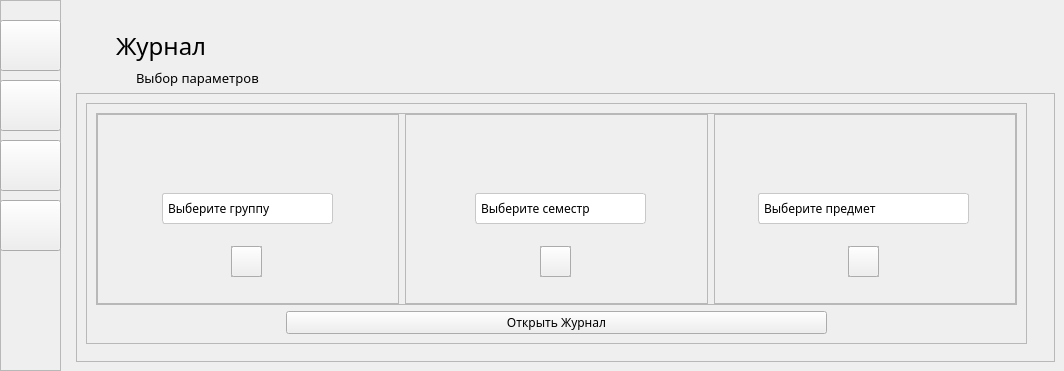
This is gui/ui/main_window.ui in frrusi/portal-parser as Qt 5 draws it before an edit. The edited form follows.
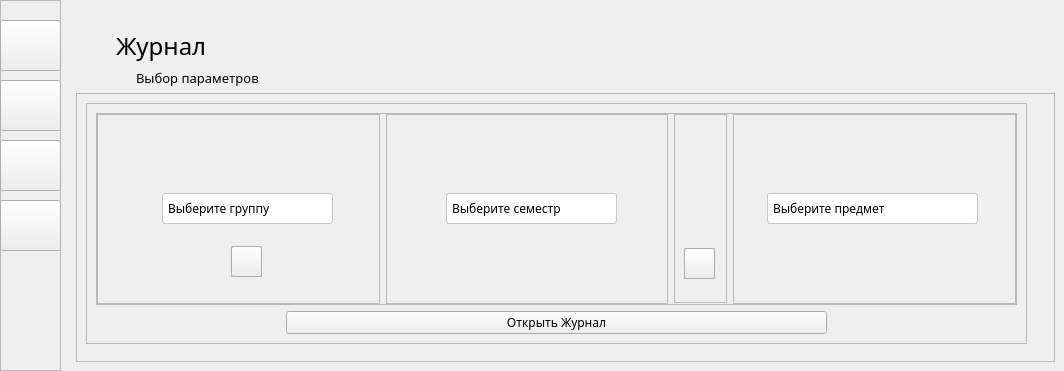
This is the edited form. The open tabs and pages were chosen to show the change. Icons and pictures are not drawn.

Commit message: Исправление макета

What changed in the file:
```diff
--- a/gui/ui/main_window.ui
+++ b/gui/ui/main_window.ui
@@ -1388,7 +1388,7 @@
                     <item>
                      <layout class="QVBoxLayout" name="verticalLayout_35">
                       <property name="leftMargin">
-                       <number>125</number>
+                       <number>115</number>
                       </property>
                       <item>
                        <widget class="QLabel" name="semester_icon">
@@ -1433,7 +1433,7 @@
                     <item>
                      <layout class="QVBoxLayout" name="verticalLayout_36">
                       <property name="leftMargin">
-                       <number>60</number>
+                       <number>50</number>
                       </property>
                       <item>
                        <widget class="QComboBox" name="semester_choice">
@@ -1470,9 +1470,65 @@
                      </layout>
                     </item>
                     <item>
+                     <spacer name="verticalSpacer_8">
+                      <property name="orientation">
+                       <enum>Qt::Vertical</enum>
+                      </property>
+                      <property name="sizeType">
+                       <enum>QSizePolicy::Fixed</enum>
+                      </property>
+                      <property name="sizeHint" stdset="0">
+                       <size>
+                        <width>53</width>
+                        <height>53</height>
+                       </size>
+                      </property>
+                     </spacer>
+                    </item>
+                   </layout>
+                  </widget>
+                 </item>
+                 <item>
+                  <widget class="QFrame" name="frame_14">
+                   <property name="minimumSize">
+                    <size>
+                     <width>53</width>
+                     <height>160</height>
+                    </size>
+                   </property>
+                   <property name="maximumSize">
+                    <size>
+                     <width>53</width>
+                     <height>189</height>
+                    </size>
+                   </property>
+                   <property name="frameShape">
+                    <enum>QFrame::StyledPanel</enum>
+                   </property>
+                   <property name="frameShadow">
+                    <enum>QFrame::Raised</enum>
+                   </property>
+                   <layout class="QVBoxLayout" name="verticalLayout_33">
+                    <item>
+                     <spacer name="verticalSpacer_7">
+                      <property name="orientation">
+                       <enum>Qt::Vertical</enum>
+                      </property>
+                      <property name="sizeType">
+                       <enum>QSizePolicy::Fixed</enum>
+                      </property>
+                      <property name="sizeHint" stdset="0">
+                       <size>
+                        <width>30</width>
+                        <height>110</height>
+                       </size>
+                      </property>
+                     </spacer>
+                    </item>
+                    <item>
                      <layout class="QVBoxLayout" name="verticalLayout_37">
                       <property name="leftMargin">
-                       <number>125</number>
+                       <number>0</number>
                       </property>
                       <item>
                        <widget class="QFrame" name="semester_sync_frame">
@@ -1572,7 +1628,7 @@
                     <item>
                      <layout class="QVBoxLayout" name="verticalLayout_31">
                       <property name="leftMargin">
-                       <number>124</number>
+                       <number>115</number>
                       </property>
                       <property name="rightMargin">
                        <number>0</number>
@@ -1620,7 +1676,7 @@
                     <item>
                      <layout class="QVBoxLayout" name="verticalLayout_32">
                       <property name="leftMargin">
-                       <number>34</number>
+                       <number>24</number>
                       </property>
                       <item>
                        <widget class="QComboBox" name="subject_choice">
@@ -1662,92 +1718,20 @@
                      </layout>
                     </item>
                     <item>
-                     <layout class="QVBoxLayout" name="verticalLayout_33">
-                      <property name="leftMargin">
-                       <number>124</number>
+                     <spacer name="verticalSpacer_6">
+                      <property name="orientation">
+                       <enum>Qt::Vertical</enum>
                       </property>
-                      <item>
-                       <widget class="QFrame" name="subject_sync_frame">
-                        <property name="minimumSize">
-                         <size>
-                          <width>31</width>
-                          <height>31</height>
-                         </size>
-                        </property>
-                        <property name="maximumSize">
-                         <size>
-                          <width>31</width>
-                          <height>31</height>
-                         </size>
-                        </property>
-                        <property name="frameShape">
-                         <enum>QFrame::StyledPanel</enum>
-                        </property>
-                        <property name="frameShadow">
-                         <enum>QFrame::Raised</enum>
-                        </property>
-                        <widget class="QLabel" name="subject_sync_icon">
-                         <property name="geometry">
-                          <rect>
-                           <x>0</x>
-                           <y>0</y>
-                           <width>31</width>
-                           <height>31</height>
-                          </rect>
-                         </property>
-                         <property name="minimumSize">
-                          <size>
-                           <width>31</width>
-                           <height>31</height>
-                          </size>
-                         </property>
-                         <property name="maximumSize">
-                          <size>
-                           <width>31</width>
-                           <height>31</height>
-                          </size>
-                         </property>
-                         <property name="text">
-                          <string/>
-                         </property>
-                         <property name="pixmap">
-                          <pixmap>../icons/synchronization.png</pixmap>
-                         </property>
-                         <property name="scaledContents">
-                          <bool>true</bool>
-                         </property>
-                        </widget>
-                        <widget class="QPushButton" name="subject_sync">
-                         <property name="geometry">
-                          <rect>
-                           <x>0</x>
-                           <y>0</y>
-                           <width>31</width>
-                           <height>31</height>
-                          </rect>
-                         </property>
-                         <property name="minimumSize">
-                          <size>
-                           <width>31</width>
-                           <height>31</height>
-                          </size>
-                         </property>
-                         <property name="maximumSize">
-                          <size>
-                           <width>31</width>
-                           <height>31</height>
-                          </size>
-                         </property>
-                         <property name="cursor">
-                          <cursorShape>PointingHandCursor</cursorShape>
-                         </property>
-                         <property name="text">
-                          <string/>
-                         </property>
-                        </widget>
-                       </widget>
-                      </item>
-                     </layout>
+                      <property name="sizeType">
+                       <enum>QSizePolicy::Fixed</enum>
+                      </property>
+                      <property name="sizeHint" stdset="0">
+                       <size>
+                        <width>53</width>
+                        <height>53</height>
+                       </size>
+                      </property>
+                     </spacer>
                     </item>
                    </layout>
                   </widget>
```
Left out of the diff: 9 changed lines with no effect on the pictures. The commit also changes 1 other file.
